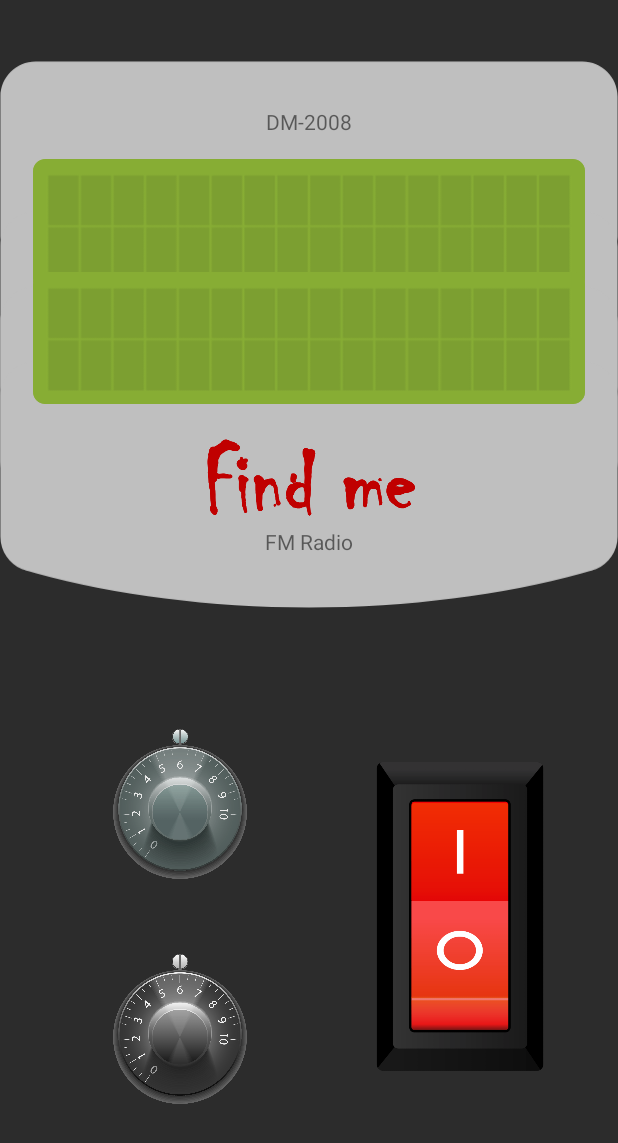
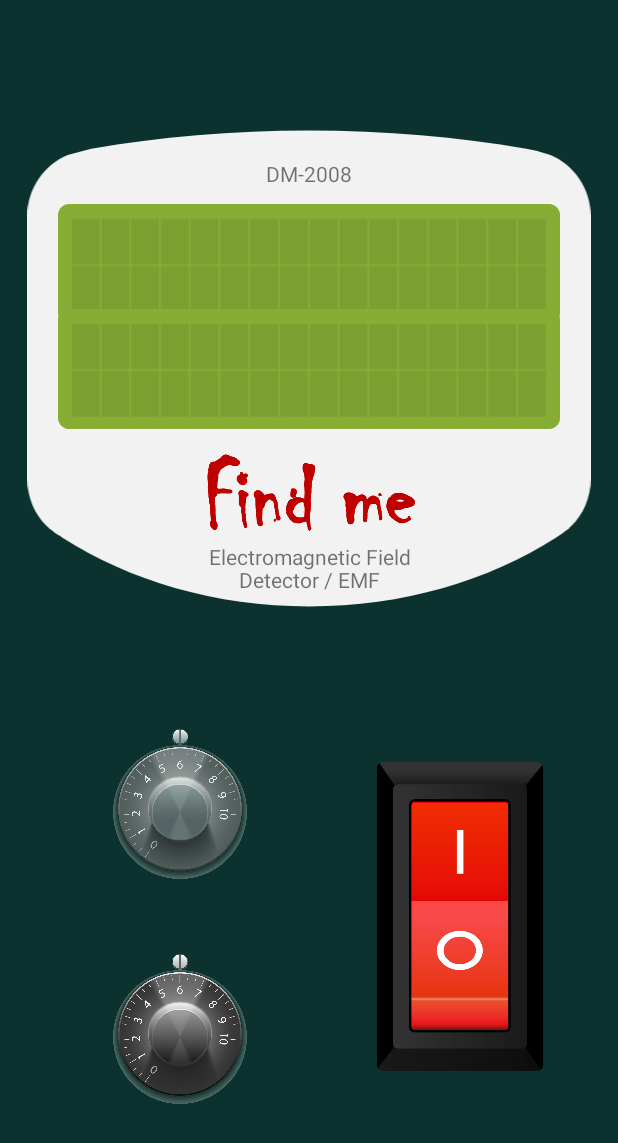
Before and after one commit to JiaWeiPls/DM2008-Ghost-Hunting-Toolkit, an Android app: the layout emf_detector.xml on its own in the app's theme, with its tools: preview values and no code run, on a phone screen of 412 x 824 dp. Shown: the top 1143 px of the screen. Run offline under Robolectric (Android 15) with nearby library versions, the phone set to English and light mode, and no system bars.

Commit message:
EMF Skin

```diff
--- /dev/null
+++ b/chatbot-watson-android-master/app/src/main/res/drawable/emfscreenback.xml
@@ -0,0 +1,14 @@
+<vector xmlns:android="http://schemas.android.com/apk/res/android"
+    android:width="347dp"
+    android:height="295dp"
+    android:viewportWidth="347"
+    android:viewportHeight="295">
+  <group>
+    <clip-path
+        android:pathData="M0,0h347v295h-347z"/>
+    <path
+        android:pathData="M173.36,1C220.43,1 265.55,4.968 307.321,12.237L314.295,13.615 314.542,13.64 322.172,16.006C336.763,22.169 347,36.598 347,53.415L347,215.81C347,227.022 342.45,237.172 335.094,244.519L333.706,245.662 333.706,245.963 331.192,247.734 329.077,249.477 327.522,250.32 325.548,251.711C284.252,278.13 231.309,294 173.586,294 115.862,294 62.919,278.13 21.623,251.711L20.22,250.722 17.923,249.477 14.799,246.903 13.294,245.842 13.294,245.662 11.906,244.519C4.55,237.172 0,227.022 0,215.81L0,53.415C0,36.598 10.238,22.169 24.828,16.006L39.4,12.237C81.171,4.967 126.291,1 173.36,1Z"
+        android:fillColor="#F2F2F2"
+        android:fillType="evenOdd"/>
+  </group>
+</vector>
--- a/chatbot-watson-android-master/app/src/main/res/layout/emf_detector.xml
+++ b/chatbot-watson-android-master/app/src/main/res/layout/emf_detector.xml
@@ -4,79 +4,71 @@
     xmlns:tools="http://schemas.android.com/tools"
     android:layout_width="match_parent"
     android:layout_height="match_parent"
-    android:background="#2C2C2C"
+    android:background="#0B322E"
     android:fitsSystemWindows="true"
-    tools:context="com.example.vmac.WatBot.MainActivity" >
+    tools:context="com.example.vmac.WatBot.MainActivity">
 
     <ImageView
-        android:id="@+id/screenback"
+        android:id="@+id/emfscreenback"
         android:layout_width="match_parent"
-        android:layout_height="234dp"
-        android:layout_marginTop="-50dp"
-        app:srcCompat="@drawable/spiritbox_screenback" />
-    <ImageView
-        android:id="@+id/screenback2"
-        android:layout_width="match_parent"
-        android:layout_height="234dp"
-        android:layout_marginTop="50dp"
-        app:srcCompat="@drawable/spiritbox_screenback" />
-    <ImageView
-        android:id="@+id/screenback3"
-        android:layout_width="match_parent"
-        android:layout_height="234dp"
-        android:layout_marginTop="100dp"
-        app:srcCompat="@drawable/spiritbox_screenback" />
-    <ImageView
-        android:id="@+id/screenback4"
-        android:layout_width="match_parent"
-        android:layout_height="234dp"
-        android:layout_marginTop="150dp"
-        app:srcCompat="@drawable/spiritbox_screenback" />
-
-    <ImageView
-        android:id="@+id/screenback5"
-        android:layout_width="wrap_content"
-        android:layout_height="131dp"
-        android:layout_marginTop="210dp"
-        app:srcCompat="@drawable/findmelogo" />
+        android:layout_height="319dp"
+        android:layout_marginTop="30dp"
+        app:srcCompat="@drawable/emfscreenback" />
 
     <ImageView
         android:id="@+id/screen"
         android:layout_width="match_parent"
-        android:layout_height="88dp"
-        android:layout_marginTop="50dp"
+        android:layout_height="80dp"
+        android:layout_marginTop="80dp"
         app:layout_anchorGravity="center_horizontal"
         app:srcCompat="@drawable/spiritbox_screen" />
 
     <ImageView
         android:id="@+id/screen2"
         android:layout_width="match_parent"
-        android:layout_height="88dp"
-        android:layout_marginTop="125dp"
+        android:layout_height="80dp"
+        android:layout_marginTop="150dp"
         app:layout_anchorGravity="center_horizontal"
         app:srcCompat="@drawable/spiritbox_screen" />
+
+    <ImageView
+        android:id="@+id/logo"
+        android:layout_width="wrap_content"
+        android:layout_height="131dp"
+        android:layout_marginTop="220dp"
+        app:srcCompat="@drawable/findmelogo" />
+
     <TextView
         android:id="@+id/model"
         android:layout_width="match_parent"
-        android:layout_height="50dp"
+        android:layout_height="120dp"
+        android:layout_marginTop="0dp"
         android:gravity="center"
-        android:layout_marginTop="0dp"
         android:text="DM-2008" />
+
     <TextView
-        android:id="@+id/radio"
+        android:id="@+id/emf"
         android:layout_width="match_parent"
         android:layout_height="50dp"
+        android:layout_marginTop="290dp"
         android:gravity="center"
-        android:layout_marginTop="280dp"
-        android:text="FM Radio" />
+        android:text="Electromagnetic Field" />
+
+    <TextView
+        android:id="@+id/detector"
+        android:layout_width="match_parent"
+        android:layout_height="50dp"
+        android:layout_marginTop="305dp"
+        android:gravity="center"
+        android:text="Detector / EMF" />
 
 
     <ImageView
         android:id="@+id/onoff"
         android:layout_width="253dp"
         android:layout_height="210dp"
+        android:layout_marginLeft="180dp"
         android:layout_marginTop="450dp"
-        android:layout_marginLeft="180dp"
         app:srcCompat="@drawable/switch_8" /><!--<a href='https://www.freepik.com/vectors/design'>Design vector created by aranjuezmedina - www.freepik.com</a>-->
 
 
@@ -84,18 +76,18 @@
         android:id="@+id/knob1"
         android:layout_width="100dp"
         android:layout_height="100dp"
+        android:layout_marginLeft="70dp"
         android:layout_marginTop="430dp"
-        android:layout_marginLeft="70dp"
         app:srcCompat="@drawable/spiritboxknob1_8" /><!--<a href='https://www.freepik.com/vectors/music'>Music vector created by GarryKillian - www.freepik.com</a>-->
     <ImageView
         android:id="@+id/knob2"
         android:layout_width="100dp"
         android:layout_height="100dp"
+        android:layout_marginLeft="70dp"
         android:layout_marginTop="580dp"
-        android:layout_marginLeft="70dp"
-        app:srcCompat="@drawable/spiritboxknob2_8" /><!--<a href='https://www.freepik.com/vectors/music'>Music vector created by GarryKillian - www.freepik.com</a>-->
+        app:srcCompat="@drawable/spiritboxknob2_8" />
 
-
+    <!--<a href='https://www.freepik.com/vectors/music'>Music vector created by GarryKillian - www.freepik.com</a>-->
 
 
 </android.support.design.widget.CoordinatorLayout>
--- a/chatbot-watson-android-master/app/src/main/res/layout/spirit_box.xml
+++ b/chatbot-watson-android-master/app/src/main/res/layout/spirit_box.xml
@@ -34,7 +34,7 @@
         app:srcCompat="@drawable/spiritbox_screenback" />
 
     <ImageView
-        android:id="@+id/screenback5"
+        android:id="@+id/logo"
         android:layout_width="wrap_content"
         android:layout_height="131dp"
         android:layout_marginTop="210dp"
```
